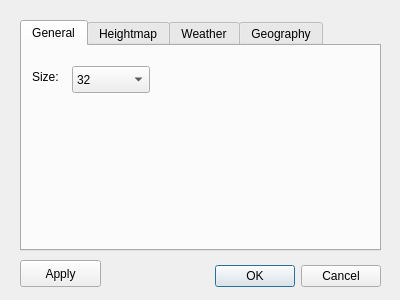
Old version of the form data/qt4/dWorldConf.ui in the repository psi29a/worldsynth.
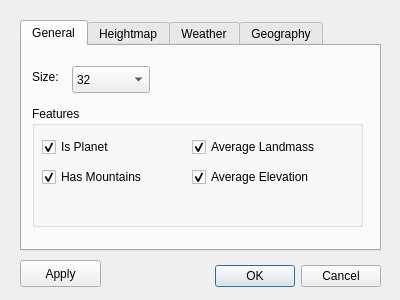
New version of the form. Icons and pictures are not drawn.

Commit message: code cleanup and additional configuration details

What changed in the file:
```diff
--- a/data/qt4/dWorldConf.ui
+++ b/data/qt4/dWorldConf.ui
@@ -115,6 +115,83 @@
       <string>Size:</string>
      </property>
     </widget>
+    <widget class="QGroupBox" name="groupBox">
+     <property name="geometry">
+      <rect>
+       <x>10</x>
+       <y>60</y>
+       <width>331</width>
+       <height>121</height>
+      </rect>
+     </property>
+     <property name="title">
+      <string>Features</string>
+     </property>
+     <widget class="QCheckBox" name="cbMountains">
+      <property name="geometry">
+       <rect>
+        <x>10</x>
+        <y>60</y>
+        <width>131</width>
+        <height>22</height>
+       </rect>
+      </property>
+      <property name="text">
+       <string>Has Mountains</string>
+      </property>
+      <property name="checked">
+       <bool>true</bool>
+      </property>
+     </widget>
+     <widget class="QCheckBox" name="cbPlanet">
+      <property name="geometry">
+       <rect>
+        <x>10</x>
+        <y>30</y>
+        <width>97</width>
+        <height>22</height>
+       </rect>
+      </property>
+      <property name="text">
+       <string>Is Planet</string>
+      </property>
+      <property name="checked">
+       <bool>true</bool>
+      </property>
+     </widget>
+     <widget class="QCheckBox" name="cbAvgLandmass">
+      <property name="geometry">
+       <rect>
+        <x>160</x>
+        <y>30</y>
+        <width>151</width>
+        <height>22</height>
+       </rect>
+      </property>
+      <property name="text">
+       <string>Average Landmass</string>
+      </property>
+      <property name="checked">
+       <bool>true</bool>
+      </property>
+     </widget>
+     <widget class="QCheckBox" name="cbAvgElevation">
+      <property name="geometry">
+       <rect>
+        <x>160</x>
+        <y>60</y>
+        <width>151</width>
+        <height>22</height>
+       </rect>
+      </property>
+      <property name="text">
+       <string>Average Elevation</string>
+      </property>
+      <property name="checked">
+       <bool>true</bool>
+      </property>
+     </widget>
+    </widget>
    </widget>
    <widget class="QWidget" name="wsHeightmap">
     <attribute name="title">
```
Left out of the diff: 71 changed lines with no effect on the pictures. The commit also changes 1 other file.
